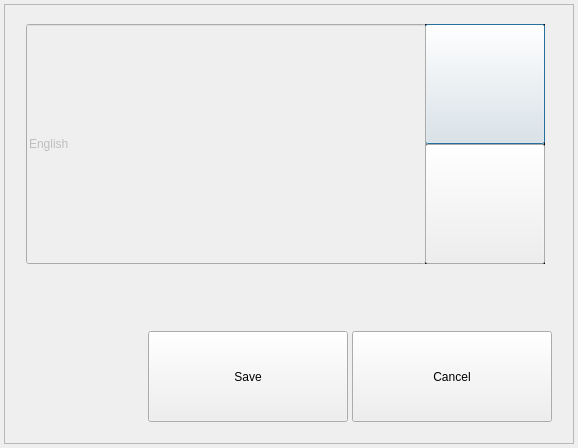
Before: the Qt Designer form gui/mainwidget/src/dvrsetup/system/language/languagedialog.ui in yjsin-emastec/neptune, drawn with Qt 5.
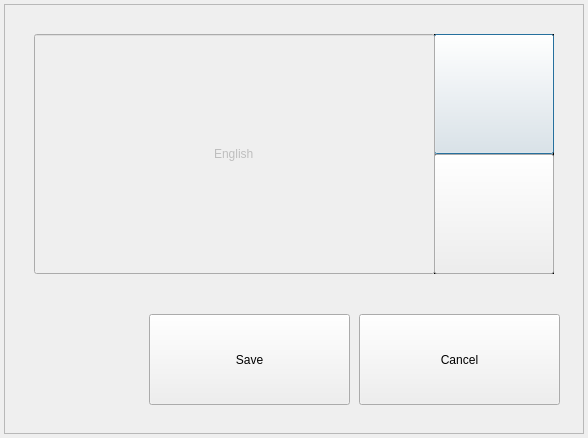
After: the same form once the commit is applied.

What changed in the file:
```diff
--- a/gui/mainwidget/src/dvrsetup/system/language/languagedialog.ui
+++ b/gui/mainwidget/src/dvrsetup/system/language/languagedialog.ui
@@ -6,8 +6,8 @@
    <rect>
     <x>0</x>
     <y>0</y>
-    <width>578</width>
-    <height>448</height>
+    <width>588</width>
+    <height>438</height>
    </rect>
   </property>
   <property name="windowTitle">
@@ -18,8 +18,8 @@
     <rect>
      <x>4</x>
      <y>4</y>
-     <width>570</width>
-     <height>440</height>
+     <width>580</width>
+     <height>430</height>
     </rect>
    </property>
    <property name="frameShape">
@@ -34,8 +34,8 @@
     </property>
     <property name="geometry">
      <rect>
-      <x>421</x>
-      <y>20</y>
+      <x>430</x>
+      <y>30</y>
       <width>120</width>
       <height>120</height>
      </rect>
@@ -59,9 +59,9 @@
    <widget class="QPushButton" name="buttonSave">
     <property name="geometry">
      <rect>
-      <x>144</x>
-      <y>327</y>
-      <width>200</width>
+      <x>145</x>
+      <y>310</y>
+      <width>201</width>
       <height>91</height>
      </rect>
     </property>
@@ -72,9 +72,9 @@
    <widget class="QPushButton" name="buttonClose">
     <property name="geometry">
      <rect>
-      <x>348</x>
-      <y>327</y>
-      <width>200</width>
+      <x>355</x>
+      <y>310</y>
+      <width>201</width>
       <height>91</height>
      </rect>
     </property>
@@ -88,8 +88,8 @@
     </property>
     <property name="geometry">
      <rect>
-      <x>421</x>
-      <y>140</y>
+      <x>430</x>
+      <y>150</y>
       <width>120</width>
       <height>120</height>
      </rect>
@@ -116,21 +116,24 @@
     </property>
     <property name="geometry">
      <rect>
-      <x>22</x>
-      <y>20</y>
-      <width>400</width>
+      <x>30</x>
+      <y>30</y>
+      <width>401</width>
       <height>240</height>
      </rect>
     </property>
     <property name="text">
      <string>English</string>
     </property>
+    <property name="alignment">
+     <set>Qt::AlignCenter</set>
+    </property>
    </widget>
    <widget class="QLabel" name="label">
     <property name="geometry">
      <rect>
-      <x>421</x>
-      <y>20</y>
+      <x>430</x>
+      <y>30</y>
       <width>120</width>
       <height>121</height>
      </rect>
@@ -145,8 +148,8 @@
    <widget class="QLabel" name="label_2">
     <property name="geometry">
      <rect>
-      <x>421</x>
-      <y>140</y>
+      <x>430</x>
+      <y>150</y>
       <width>120</width>
       <height>120</height>
      </rect>
```
